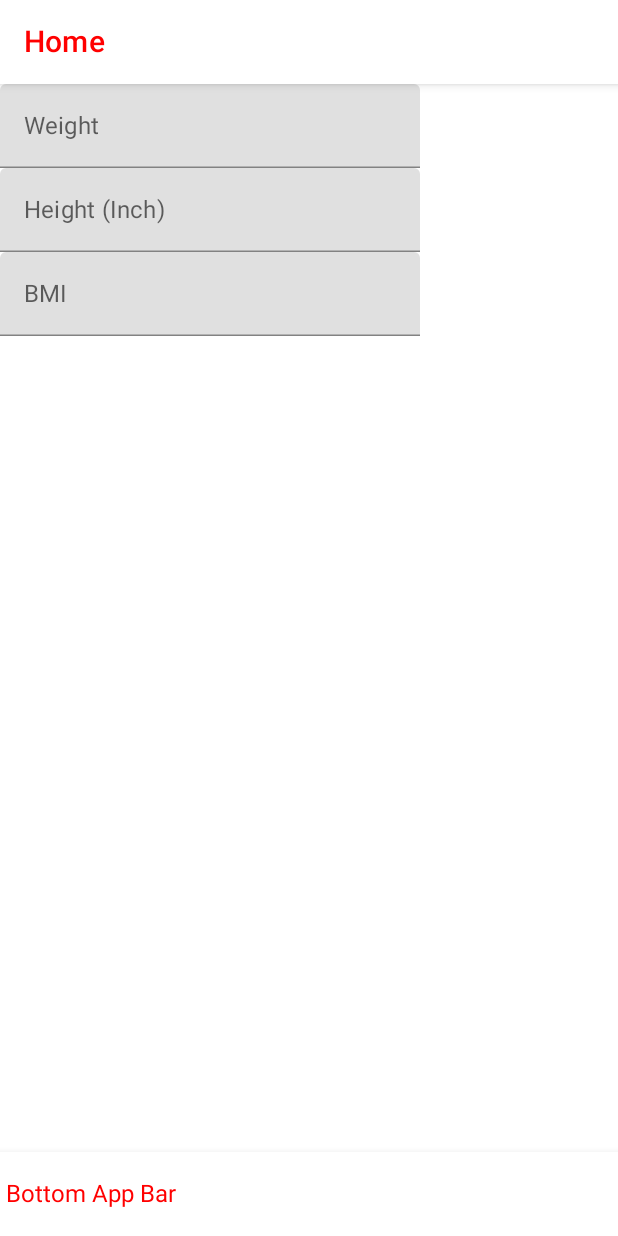
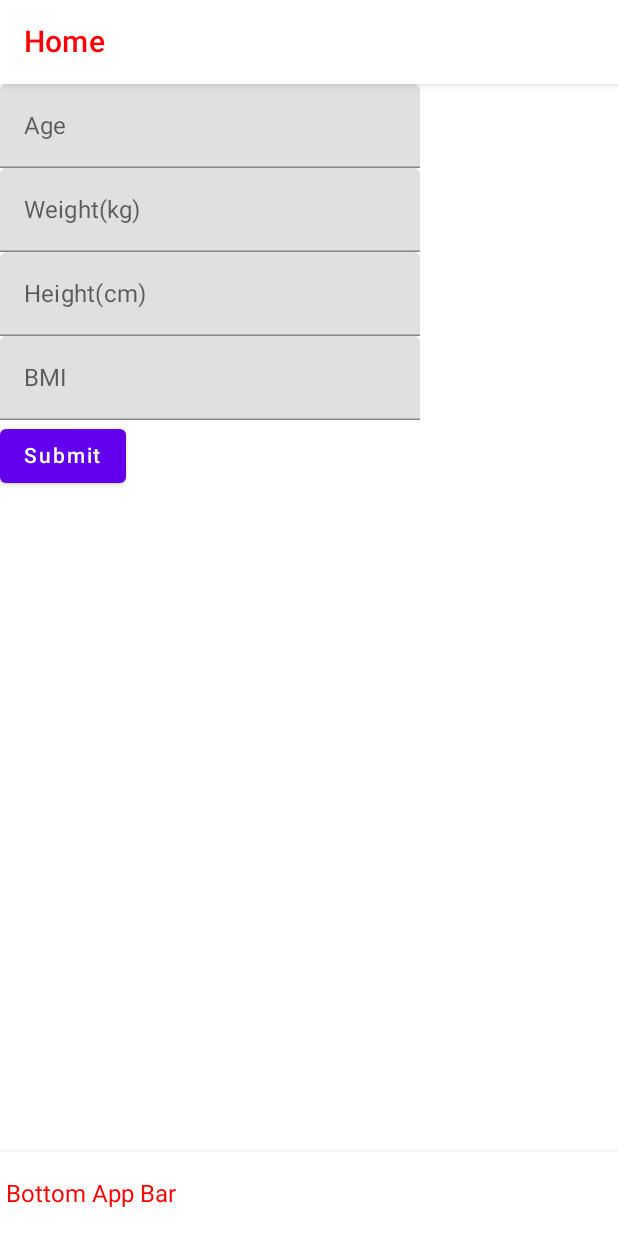
Before and after one commit to juanlestrella/BodybuilderJournalCompose, an Android app built with Jetpack Compose: the screen it shows after launch (MainActivity), on a phone screen of 412 x 824 dp. Run offline under Robolectric (Android 15) with nearby library versions, the phone set to English and light mode, and no system bars; our stand-ins replace Dagger/Hilt's generated code, Room's generated code.

Commit message:
Update: Age included, Error: bmi's mutablestateflow

```diff
--- a/app/src/main/java/com/example/bodybuilder/compose/Profile.kt
+++ b/app/src/main/java/com/example/bodybuilder/compose/Profile.kt
@@ -55,11 +55,12 @@ fun ProfileBodyContent(
     modifier: Modifier = Modifier,
     contentPaddingValues: PaddingValues
 ){
-    val focusManager = LocalFocusManager.current
+    //val focusManager = LocalFocusManager.current
     val context = LocalContext.current as Activity
 
     val viewModel: ProfileViewModel = hiltViewModel<ProfileViewModel>()
 
+    var age by rememberSaveable{ mutableStateOf("") }
     var weight by rememberSaveable { mutableStateOf("") }
     var height by rememberSaveable { mutableStateOf("") }
     var bmi by rememberSaveable { mutableStateOf("") }
@@ -68,28 +69,26 @@ fun ProfileBodyContent(
 
     ){
         TextField(
+            value = age,
+            onValueChange = {
+                if (it.length <= 6){
+                    age = it
+                }
+            },
+            label = {Text("Age")},
+            singleLine = true,
+            keyboardOptions = KeyboardOptions(keyboardType = KeyboardType.Number, imeAction = ImeAction.Next)
+        )
+        TextField(
             value = weight,
             onValueChange = {
                 if (it.length <= 6){
                     weight = it
                 }
             },
-            label = {Text("Weight")},
+            label = {Text("Weight(kg)")},
             singleLine = true,
-            keyboardOptions = KeyboardOptions(keyboardType = KeyboardType.Number, imeAction = ImeAction.Next),
-            keyboardActions = KeyboardActions(
-                onNext = {
-                    if(weight.isNullOrEmpty()){
-                        Toast.makeText(context, "Please enter weight", Toast.LENGTH_SHORT).show()
-                    }else if (height.isNullOrEmpty()){
-                        focusManager.moveFocus(FocusDirection.Down)
-                    }else{
-                        Toast.makeText(context, weight, Toast.LENGTH_SHORT).show()
-                        viewModel.getBMI(weight, height)
-                        bmi = viewModel.bmiState.value.bmi.toString()
-                    }
-                }
-            )
+            keyboardOptions = KeyboardOptions(keyboardType = KeyboardType.Number, imeAction = ImeAction.Next)
         )
         TextField(
             value = height,
@@ -98,22 +97,9 @@ fun ProfileBodyContent(
                     height = it
                 }
             },
-            label = {Text("Height (Inch)")},
+            label = {Text("Height(cm)")},
             singleLine = true,
-            keyboardOptions = KeyboardOptions(keyboardType = KeyboardType.Number),
-            keyboardActions = KeyboardActions(
-                onDone = {
-                    if(height.isNullOrEmpty()){
-                        Toast.makeText(context, "Please enter height", Toast.LENGTH_SHORT).show()
-                    }else if (weight.isNullOrEmpty()){
-                        focusManager.moveFocus(FocusDirection.Up)
-                    }else{
-                        Toast.makeText(context, height, Toast.LENGTH_SHORT).show()
-                        viewModel.getBMI(weight, height)
-                        bmi = viewModel.bmiState.value.bmi.toString()
-                    }
-                }
-            )
+            keyboardOptions = KeyboardOptions(keyboardType = KeyboardType.Number)
         )
         TextField(
             value = bmi, // change the value to repository's bmiState
@@ -121,6 +107,22 @@ fun ProfileBodyContent(
             label = {Text("BMI")},
             readOnly = true
         )
+        Button(
+            onClick = {
+                if (age.isNullOrEmpty() || age.toInt() < 0 || age.toInt() > 80){
+                    Toast.makeText(context, "Please enter age between 0 to 80", Toast.LENGTH_SHORT).show()
+                } else if (weight.isNullOrEmpty() || weight.toInt() < 40 || weight.toInt() > 160){
+                    Toast.makeText(context, "Please enter weight between 40 kg and 160 kg", Toast.LENGTH_SHORT).show()
+                } else if (height.isNullOrEmpty() || height.toInt() < 130 || height.toInt() > 230){
+                    Toast.makeText(context, "Please enter height between 130 cm and 230 cm", Toast.LENGTH_SHORT).show()
+                } else{
+                    viewModel.getBMI(age, weight, height)
+                    bmi = viewModel.bmiState.value.bmi.toString()
+                }
+            }
+        ){
+            Text(text = "Submit")
+        }
     }
 
 
--- a/app/src/main/java/com/example/bodybuilder/di/AppModule.kt
+++ b/app/src/main/java/com/example/bodybuilder/di/AppModule.kt
@@ -73,7 +73,7 @@ object AppModule {
     @Singleton
     @Provides
     fun provideRepository(api : ApiService, bmiDao: BmiDao) : Repository {
-        return Repository(api, bmiDao) // bmiDB bmiDB: BmiDB
+        return Repository(api, bmiDao)
     }
 
 }
--- a/app/src/main/java/com/example/bodybuilder/repository/Repository.kt
+++ b/app/src/main/java/com/example/bodybuilder/repository/Repository.kt
@@ -23,10 +23,10 @@ class Repository @Inject constructor(
     val bmiState: StateFlow<BmiData> = _bmiState.asStateFlow()
 
     // need third param for age
-    suspend fun getBMI(weight: Float, height: Float){
+    suspend fun getBMI(age: Int, weight: Float, height: Float){
         withContext(Dispatchers.IO){
             // Network
-            val result : Response<BmiData> = api.getBmi(Constants.KEY, Constants.HOST, 27, weight, height)
+            val result : Response<BmiData> = api.getBmi(Constants.KEY, Constants.HOST, age, weight, height)
             if (result.isSuccessful){
                 Log.i("REPO", result.code().toString())
                 // Room Database
--- a/app/src/main/java/com/example/bodybuilder/viewmodels/ProfileViewModel.kt
+++ b/app/src/main/java/com/example/bodybuilder/viewmodels/ProfileViewModel.kt
@@ -21,10 +21,10 @@ class ProfileViewModel @Inject constructor(
     private val _bmiState = MutableStateFlow<BmiData>(BmiData())
     val bmiState: StateFlow<BmiData> = _bmiState.asStateFlow()
 
-    fun getBMI(weight: String, height: String){
+    fun getBMI(age: String, weight: String, height: String){
         viewModelScope.launch {
             try {
-                repository.getBMI(weight.toFloat(), height.toFloat())
+                repository.getBMI(age.toInt(), weight.toFloat(), height.toFloat())
                 _bmiState.value = repository.bmiState.value
             } catch (e: Exception){
                 e.message?.let { Log.e("PROFILE VIEW MODEL", it.toString()) }
```
